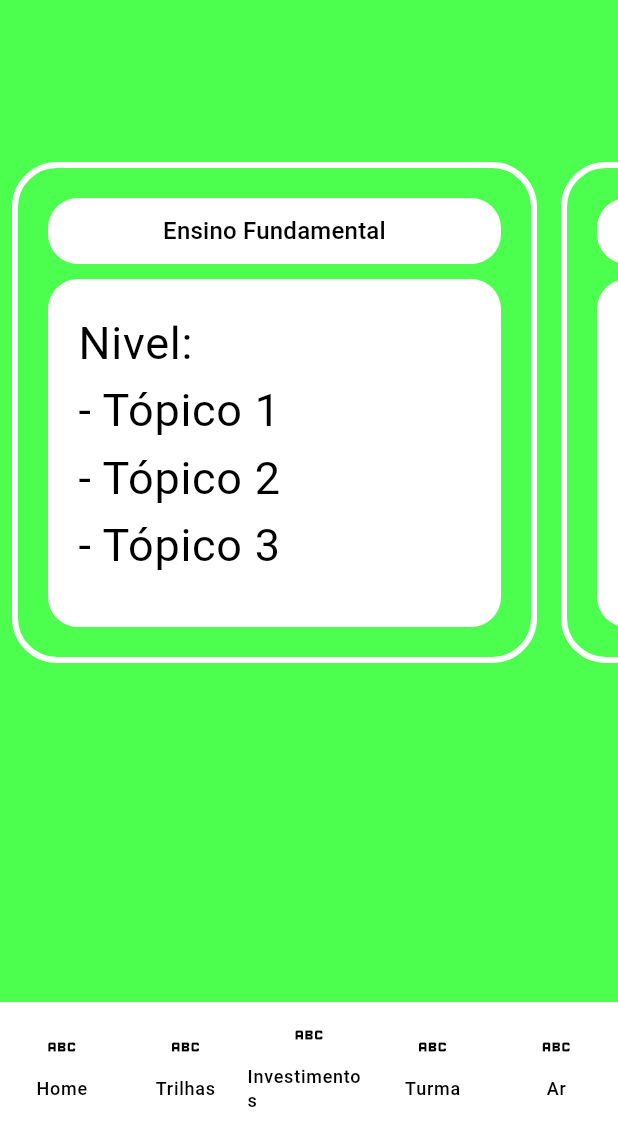
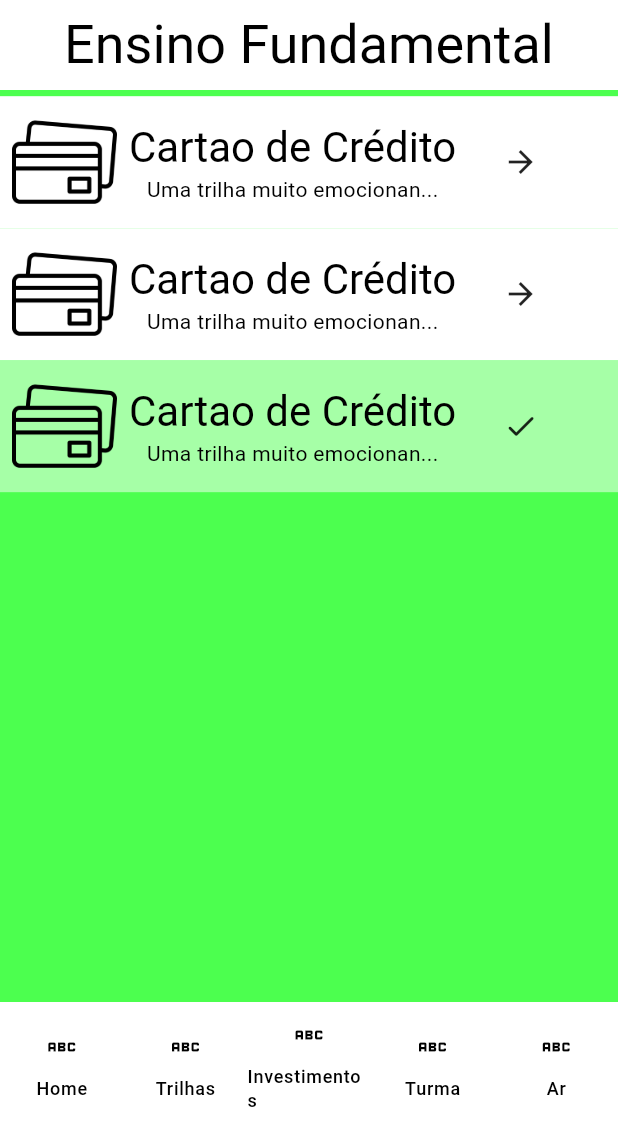
Before and after one commit to Juranda/my_wallet, a Flutter app: the HomePageView screen opened by its route, item 2 of the bottom bar chosen, on a phone screen of 412 x 824 dp, the part 114-1236 px from its top. Run offline on Flutter 3.47's test engine with Material 3 defaults, Android fonts, the phone set to English and light mode, and no system bars; our stand-ins replace permission_handler, webview_flutter; missing offline and left inert: validadores, webview_flutter_android, webview_flutter_wkwebview.

Commit message:
Tela de trilhas ajustada

```diff
--- a/lib/main.dart
+++ b/lib/main.dart
@@ -1,7 +1,6 @@
 import 'package:flutter/material.dart';
 import 'package:flutter/services.dart';
 import 'package:my_wallet/pages/account_settings/account_settings_view.dart';
-import 'package:my_wallet/pages/account_settings/gerenciar_conta.dart';
 import 'package:my_wallet/pages/account_settings/mudar_senha.dart';
 import 'package:my_wallet/pages/aluno_cadastro_view.dart';
 import 'package:my_wallet/pages/app_settings_view.dart';
@@ -9,6 +8,7 @@ import 'package:my_wallet/pages/homepage_view.dart';
 import 'package:my_wallet/pages/login_view.dart';
 import 'package:my_wallet/pages/professor_cadastro_view.dart';
 import 'package:my_wallet/pages/realidade_aumentada/ar_view.dart';
+import 'package:my_wallet/pages/trails_view.dart';
 import 'package:my_wallet/settings_provider.dart';
 import 'package:provider/provider.dart';
 
@@ -41,7 +41,9 @@ class _AppState extends State<App> {
           "/siginup&pessoa=aluno": (context) => AlunoCadastroView(),
           "/siginup&pessoa=professor": (context) => ProfessorCadastroView(),
           "/home": (context) => HomePageView(),
+          "/home/trails/trail": (context) => TrailView(),
           "/appSettings": (context) => AppSettingsView(),
+          "/ar": (context) => ArView(),
           "/accountSettings": (context) => AccountSettingsView(),
           "/accountSettingsChangePassword": (context) => AccountChangePassword()
         },
--- a/lib/pages/investiments.dart
+++ b/lib/pages/investiments.dart
@@ -70,9 +70,12 @@ class _InvestimentsState extends State<Investiments> {
                 child: Center(
                   child: Text(
                     'R\$ 400,00',
-                    style: Theme.of(context).textTheme.titleMedium,
+                    style: Theme.of(context).textTheme.headlineMedium,
                   ),
                 ),
+              ),
+              SizedBox(
+                height: MediaQuery.of(context).size.height * 0.05,
               ),
               Container(
                 decoration: BoxDecoration(
--- a/lib/pages/trails_view.dart
+++ b/lib/pages/trails_view.dart
@@ -1,5 +1,4 @@
 import 'package:flutter/material.dart';
-import 'package:my_wallet/components/trail_card.dart';
 
 class TrailsView extends StatelessWidget {
   const TrailsView({super.key});
@@ -7,19 +6,39 @@ class TrailsView extends StatelessWidget {
   @override
   Widget build(BuildContext context) {
     return Column(
+      crossAxisAlignment: CrossAxisAlignment.stretch,
       children: [
+        Container(
+          color: Colors.white,
+          child: Padding(
+            padding: const EdgeInsets.all(8.0),
+            child: Text(
+              'Ensino Fundamental',
+              textAlign: TextAlign.center,
+              style: Theme.of(context).textTheme.displaySmall,
+            ),
+          ),
+        ),
         SizedBox(
-          height: 100,
+          height: MediaQuery.of(context).size.height * 0.005,
         ),
         Container(
-          height: 350,
+          height: MediaQuery.of(context).size.height,
           child: ListView(
-            shrinkWrap: true,
-            scrollDirection: Axis.horizontal,
+            scrollDirection: Axis.vertical,
             children: [
-              TrailCard(),
-              TrailCard(),
-              TrailCard(),
+              TrailItem(
+                Trail(0, 'Cartao de Crédito', 'Uma trilha muito emocionan...',
+                    false),
+              ),
+              TrailItem(
+                Trail(0, 'Cartao de Crédito', 'Uma trilha muito emocionan...',
+                    false),
+              ),
+              TrailItem(
+                Trail(0, 'Cartao de Crédito', 'Uma trilha muito emocionan...',
+                    true),
+              ),
             ],
           ),
         ),
@@ -27,3 +46,101 @@ class TrailsView extends StatelessWidget {
     );
   }
 }
+
+class TrailItem extends StatelessWidget {
+  final Trail trail;
+
+  const TrailItem(this.trail, {super.key});
+
+  @override
+  Widget build(BuildContext context) {
+    Color color = Theme.of(context).colorScheme.secondary;
+    if (trail.completed) {
+      color = color.withOpacity(0.5);
+    }
+
+    return InkWell(
+      onTap: () {
+        Navigator.pushNamed(context, '/home/trails/trail', arguments: trail);
+      },
+      child: Container(
+        color: color,
+        child: Stack(
+          children: [
+            Padding(
+              padding: const EdgeInsets.all(8.0),
+              child: Row(
+                children: [
+                  Container(
+                    height: 70,
+                    width: 70,
+                    child: Image.asset(
+                      'assets/images/cartao_credito.png',
+                      fit: BoxFit.contain,
+                    ),
+                  ),
+                  Padding(
+                    padding: const EdgeInsets.all(8.0),
+                    child: Column(
+                      children: [
+                        Text(
+                          trail.name,
+                          style: Theme.of(context).textTheme.headlineMedium,
+                          textAlign: TextAlign.left,
+                        ),
+                        Text(
+                          trail.description,
+                          textAlign: TextAlign.left,
+                          softWrap: true,
+                          overflow: TextOverflow.ellipsis,
+                        ),
+                      ],
+                    ),
+                  ),
+                  Container(
+                    height: 70,
+                    width: 70,
+                    child: Icon(
+                      trail.completed
+                          ? Icons.check_rounded
+                          : Icons.arrow_forward,
+                    ),
+                  ),
+                ],
+              ),
+            ),
+          ],
+        ),
+      ),
+    );
+  }
+}
+
+class Trail {
+  final int id;
+  final String name;
+  final String description;
+  final bool completed;
+
+  Trail(this.id, this.name, this.description, this.completed);
+}
+
+class TrailView extends StatelessWidget {
+  const TrailView({super.key});
+
+  @override
+  Widget build(BuildContext context) {
+    Trail trail = ModalRoute.of(context)!.settings.arguments as Trail;
+
+    return Scaffold(
+      body: Column(
+        children: [
+          Text(
+            trail.name,
+            style: Theme.of(context).textTheme.bodyLarge,
+          )
+        ],
+      ),
+    );
+  }
+}
--- a/lib/pages/turmas_view.dart
+++ b/lib/pages/turmas_view.dart
@@ -5,15 +5,19 @@ class TurmasView extends StatelessWidget {
 
   @override
   Widget build(BuildContext context) {
-    return SingleChildScrollView(
-      child: Column(
+    return Column(
       children: [
         Container(
           height: 60,
           width: double.infinity,
           color: Theme.of(context).colorScheme.primary,
           child: Center(
-                  child: Text('Turmas', style: TextStyle(fontSize: 40)))),
+            child: Text(
+              'Turmas',
+              style: TextStyle(fontSize: 40),
+            ),
+          ),
+        ),
         SizedBox(height: 60),
         Stack(
           alignment: Alignment.center,
@@ -92,7 +96,6 @@ class TurmasView extends StatelessWidget {
           ],
         )
       ],
-      ),
     );
   }
 }
```
Also changed, not shown: assets/images/cartao_credito.png (added). Lines whose indentation alone changed are shown as unchanged.
